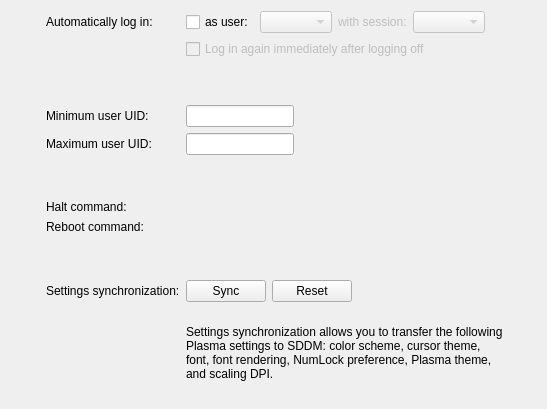
This is src/ui/advancedconfig.ui in KDE/sddm-kcm as Qt 5 draws it before an edit. The edited form follows.
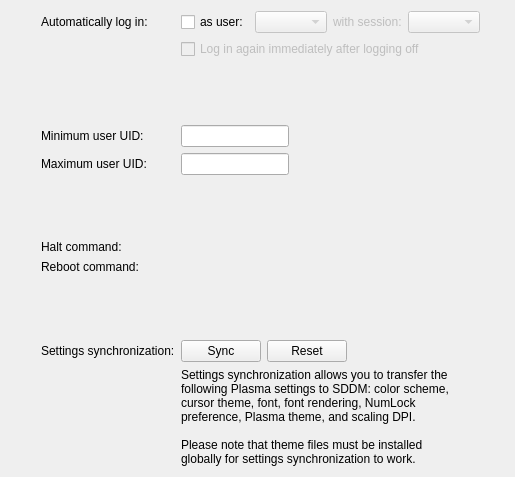
This is the edited form. Icons and pictures are not drawn. Custom widgets are drawn as their Qt base class.

Commit message:
Add a warning message about needing globally installed theme files
Summary:
Settings sync only works for theme files that are installed globally.

We should add a warning message so users aren't confused when some aspect of the feature doesn't work.

Test Plan: {F7265447}

Reviewers: #plasma, davidedmundson, #vdg, ngraham

Reviewed By: #vdg, ngraham

Subscribers: plasma-devel

Tags: #plasma

Patch:
```diff
--- a/src/ui/advancedconfig.ui
+++ b/src/ui/advancedconfig.ui
@@ -6,8 +6,8 @@
    <rect>
     <x>0</x>
     <y>0</y>
-    <width>547</width>
-    <height>409</height>
+    <width>515</width>
+    <height>477</height>
    </rect>
   </property>
   <layout class="QVBoxLayout" name="verticalLayout">
@@ -229,12 +229,6 @@
          <verstretch>0</verstretch>
         </sizepolicy>
        </property>
-       <property name="minimumSize">
-        <size>
-         <width>320</width>
-         <height>90</height>
-        </size>
-       </property>
        <property name="text">
         <string>Settings synchronization allows you to transfer the following Plasma settings to SDDM: color scheme, cursor theme, font, font rendering, NumLock preference, Plasma theme, and scaling DPI.</string>
        </property>
@@ -246,6 +240,26 @@
        </property>
       </widget>
      </item>
+     <item row="13" column="1">
+      <widget class="QLabel" name="syncWarning">
+       <property name="text">
+        <string>Please note that theme files must be installed globally for settings synchronization to work.</string>
+       </property>
+       <property name="wordWrap">
+        <bool>true</bool>
+       </property>
+      </widget>
+     </item>
+     <item row="12" column="1">
+      <widget class="KSeparator" name="kseparator">
+       <property name="minimumSize">
+        <size>
+         <width>250</width>
+         <height>2</height>
+        </size>
+       </property>
+      </widget>
+     </item>
     </layout>
    </item>
   </layout>
@@ -257,6 +271,11 @@
    <header>kurlrequester.h</header>
    <container>1</container>
   </customwidget>
+  <customwidget>
+   <class>KSeparator</class>
+   <extends>QFrame</extends>
+   <header>kseparator.h</header>
+  </customwidget>
  </customwidgets>
  <resources/>
  <connections>
```
Left out of the diff: 4 changed lines with no effect on the pictures. The commit also changes 1 other file.
